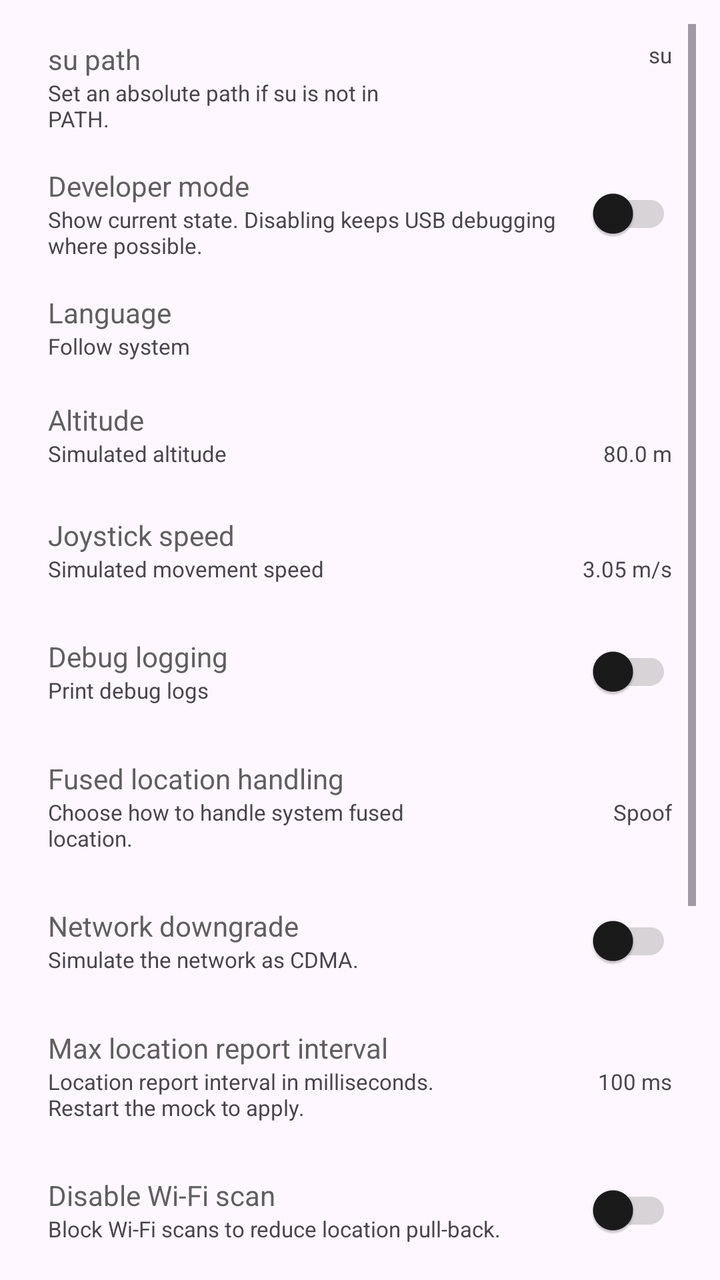
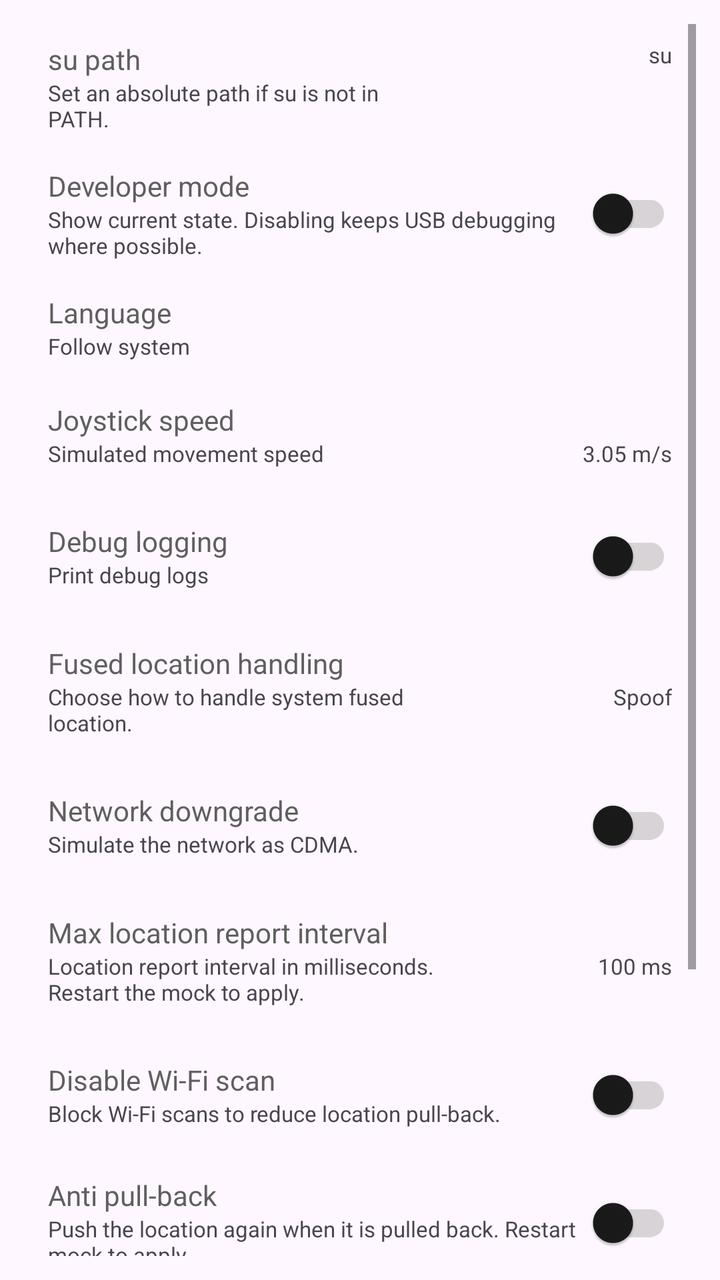

Compare the two renders of this Android layout. The source of the first and the diff that turns it into the second are given below.
<!-- AndroidManifest.xml: application theme AppTheme -->
<!-- res/layout/fragment_settings.xml -->
<?xml version="1.0" encoding="utf-8"?>
<androidx.constraintlayout.widget.ConstraintLayout xmlns:android="http://schemas.android.com/apk/res/android"
    xmlns:app="http://schemas.android.com/apk/res-auto"
    xmlns:tools="http://schemas.android.com/tools"
    android:layout_width="match_parent"
    android:layout_height="match_parent"
    android:padding="@dimen/page_gutter"
    tools:context=".ui.settings.SettingsFragment">

    <ScrollView
        android:layout_width="match_parent"
        android:layout_height="0dp"
        app:layout_constraintTop_toTopOf="parent"
        app:layout_constraintStart_toStartOf="parent">

        <LinearLayout
            android:layout_width="match_parent"
            android:layout_height="wrap_content"
            android:orientation="vertical">

            <androidx.constraintlayout.widget.ConstraintLayout
                android:id="@+id/su_path_layout"
                android:layout_width="match_parent"
                android:layout_height="wrap_content"
                android:paddingHorizontal="@dimen/page_gutter"
                android:paddingVertical="8dp">

                <com.google.android.material.textview.MaterialTextView
                    android:id="@+id/su_path_title"
                    android:layout_width="0dp"
                    android:layout_height="wrap_content"
                    android:text="@string/su_path_title"
                    android:textColor="?attr/colorOnSurfaceVariant"
                    app:layout_constraintStart_toStartOf="parent"
                    app:layout_constraintEnd_toStartOf="@id/su_path_value"
                    app:layout_constraintTop_toTopOf="parent" />

                <com.google.android.material.textview.MaterialTextView
                    android:id="@+id/su_path_desc"
                    android:layout_width="0dp"
                    android:layout_height="wrap_content"
                    android:text="@string/su_path_desc"
                    android:textSize="11sp"
                    app:layout_constraintStart_toStartOf="parent"
                    app:layout_constraintEnd_toStartOf="@id/su_path_value"
                    app:layout_constraintTop_toBottomOf="@id/su_path_title" />

                <com.google.android.material.textview.MaterialTextView
                    android:id="@+id/su_path_value"
                    android:layout_width="120dp"
                    android:layout_height="wrap_content"
                    android:gravity="end"
                    android:text="su"
                    android:textSize="11sp"
                    app:layout_constraintTop_toTopOf="parent"
                    app:layout_constraintEnd_toEndOf="parent" />

            </androidx.constraintlayout.widget.ConstraintLayout>

            <LinearLayout
                android:id="@+id/developer_mode_layout"
                android:layout_width="match_parent"
                android:layout_height="wrap_content"
                android:gravity="center_vertical"
                android:orientation="horizontal"
                android:paddingHorizontal="@dimen/page_gutter"
                android:paddingVertical="8dp">
                <LinearLayout
                    android:layout_width="0dp"
                    android:layout_height="wrap_content"
                    android:layout_weight="1"
                    android:orientation="vertical">
                    <com.google.android.material.textview.MaterialTextView
                        android:layout_width="wrap_content"
                        android:layout_height="wrap_content"
                        android:text="@string/developer_mode_title"
                        android:textColor="?attr/colorOnSurfaceVariant" />
                    <com.google.android.material.textview.MaterialTextView
                        android:layout_width="wrap_content"
                        android:layout_height="wrap_content"
                        android:text="@string/developer_mode_desc"
                        android:textSize="11sp" />
                </LinearLayout>
                <com.google.android.material.switchmaterial.SwitchMaterial
                    android:id="@+id/developer_mode_switch"
                    android:layout_width="wrap_content"
                    android:layout_height="wrap_content"
                    android:layout_gravity="center_vertical" />
            </LinearLayout>

            <LinearLayout
                android:id="@+id/language_layout"
                android:layout_width="match_parent"
                android:layout_height="wrap_content"
                android:clickable="true"
                android:focusable="true"
                android:gravity="center_vertical"
                android:orientation="horizontal"
                android:paddingHorizontal="@dimen/page_gutter"
                android:paddingVertical="8dp">
                <LinearLayout
                    android:layout_width="0dp"
                    android:layout_height="wrap_content"
                    android:layout_weight="1"
                    android:orientation="vertical">
                    <com.google.android.material.textview.MaterialTextView
                        android:layout_width="wrap_content"
                        android:layout_height="wrap_content"
                        android:text="@string/language_title"
                        android:textColor="?attr/colorOnSurfaceVariant" />
                    <com.google.android.material.textview.MaterialTextView
                        android:layout_width="wrap_content"
                        android:layout_height="wrap_content"
                        android:text="@string/language_desc"
                        android:textSize="11sp" />
                </LinearLayout>
                <com.google.android.material.textview.MaterialTextView
                    android:id="@+id/language_value"
                    android:layout_width="wrap_content"
                    android:layout_height="wrap_content"
                    android:textSize="12sp" />
            </LinearLayout>

            <LinearLayout
                android:id="@+id/selinux_layout"
                android:visibility="gone"
                android:layout_width="match_parent"
                android:layout_height="wrap_content"
                android:gravity="center_vertical"
                android:orientation="horizontal"
                android:paddingHorizontal="@dimen/page_gutter"
                android:paddingVertical="8dp">
                <LinearLayout
                    android:layout_width="0dp"
                    android:layout_height="wrap_content"
                    android:layout_weight="1"
                    android:orientation="vertical"
                    android:gravity="center_vertical">
                    <com.google.android.material.textview.MaterialTextView
                        android:layout_width="wrap_content"
                        android:layout_height="wrap_content"
                        android:text="@string/selinux"
                        android:textColor="?attr/colorOnSurfaceVariant" />
                    <com.google.android.material.textview.MaterialTextView
                        android:layout_width="wrap_content"
                        android:layout_height="wrap_content"
                        android:text="@string/need_open_selinux"
                        android:textSize="11sp" />
                </LinearLayout>
                <com.google.android.material.switchmaterial.SwitchMaterial
                    android:id="@+id/selinux_switch"
                    android:layout_width="wrap_content"
                    android:layout_height="wrap_content"
                    android:layout_gravity="center_vertical"/>
            </LinearLayout>

            <androidx.constraintlayout.widget.ConstraintLayout
                android:id="@+id/altitude_layout"
                android:layout_width="match_parent"
                android:layout_height="wrap_content"
                android:gravity="center_vertical"
                android:paddingHorizontal="@dimen/page_gutter"
                android:paddingVertical="8dp"
                android:layout_marginTop="4dp"
                android:layout_marginBottom="4dp">

                <com.google.android.material.textview.MaterialTextView
                    android:id="@+id/altitude_title"
                    android:layout_width="0dp"
                    android:layout_height="wrap_content"
                    android:text="@string/altitude"
                    android:textColor="?attr/colorOnSurfaceVariant"
                    app:layout_constraintStart_toStartOf="parent"
                    app:layout_constraintEnd_toStartOf="@id/altitude_value"
                    app:layout_constraintTop_toTopOf="parent"/>

                <com.google.android.material.textview.MaterialTextView
                    android:id="@+id/altitude_desc"
                    android:layout_width="0dp"
                    android:layout_height="wrap_content"
                    android:text="@string/altitude_desc"
                    android:textSize="11sp"
                    app:layout_constraintStart_toStartOf="parent"
                    app:layout_constraintEnd_toStartOf="@id/altitude_value"
                    app:layout_constraintTop_toBottomOf="@id/altitude_title"/>

                <com.google.android.material.textview.MaterialTextView
                    android:id="@+id/altitude_value"
                    android:layout_width="96dp"
                    android:layout_height="wrap_content"
                    android:gravity="end"
                    android:text="@string/altitude_value_default"
                    android:textSize="11sp"
                    app:layout_constraintTop_toBottomOf="@id/altitude_title"
                    app:layout_constraintEnd_toEndOf="parent" />

            </androidx.constraintlayout.widget.ConstraintLayout>

            <androidx.constraintlayout.widget.ConstraintLayout
                android:id="@+id/speed_layout"
                android:layout_width="match_parent"
                android:layout_height="wrap_content"
                android:gravity="center_vertical"
                android:paddingHorizontal="@dimen/page_gutter"
                android:paddingVertical="8dp"
                android:layout_marginTop="4dp"
                android:layout_marginBottom="4dp">

                <com.google.android.material.textview.MaterialTextView
                    android:id="@+id/speed_title"
                    android:layout_width="0dp"
                    android:layout_height="wrap_content"
                    android:text="@string/rocker_speed"
                    android:textColor="?attr/colorOnSurfaceVariant"
                    app:layout_constraintStart_toStartOf="parent"
                    app:layout_constraintEnd_toStartOf="@id/speed_value"
                    app:layout_constraintTop_toTopOf="parent"/>

                <com.google.android.material.textview.MaterialTextView
                    android:id="@+id/speed_desc"
                    android:layout_width="0dp"
                    android:layout_height="wrap_content"
                    android:text="@string/rocker_speed_desc"
                    android:textSize="11sp"
                    app:layout_constraintStart_toStartOf="parent"
                    app:layout_constraintEnd_toStartOf="@id/speed_value"
                    app:layout_constraintTop_toBottomOf="@id/speed_title"/>

                <com.google.android.material.textview.MaterialTextView
                    android:id="@+id/speed_value"
                    android:layout_width="96dp"
                    android:layout_height="wrap_content"
                    android:gravity="end"
                    android:text="@string/speed_value_default"
                    android:textSize="11sp"
                    app:layout_constraintTop_toBottomOf="@id/speed_title"
                    app:layout_constraintEnd_toEndOf="parent" />

            </androidx.constraintlayout.widget.ConstraintLayout>

            <LinearLayout
                android:id="@+id/debug_layout"
                android:layout_width="match_parent"
                android:layout_height="wrap_content"
                android:paddingHorizontal="@dimen/page_gutter"
                android:paddingVertical="8dp"
                android:gravity="center_vertical"
                android:orientation="horizontal">
                <LinearLayout
                    android:layout_width="0dp"
                    android:layout_height="wrap_content"
                    android:layout_weight="1"
                    android:orientation="vertical"
                    android:gravity="center_vertical">
                    <com.google.android.material.textview.MaterialTextView
                        android:layout_width="wrap_content"
                        android:layout_height="wrap_content"
                        android:text="@string/debug"
                        android:textColor="?attr/colorOnSurfaceVariant" />
                    <com.google.android.material.textview.MaterialTextView
                        android:layout_width="wrap_content"
                        android:layout_height="wrap_content"
                        android:text="@string/debug_desc"
                        android:textSize="11sp" />
                </LinearLayout>
                <com.google.android.material.switchmaterial.SwitchMaterial
                    android:id="@+id/debug_switch"
                    android:layout_width="wrap_content"
                    android:layout_height="wrap_content"
                    android:layout_gravity="center_vertical"/>
            </LinearLayout>

            
            <androidx.constraintlayout.widget.ConstraintLayout
                android:id="@+id/dfused_layout"
                android:layout_width="match_parent"
                android:layout_height="wrap_content"
                android:gravity="center_vertical"
                android:paddingHorizontal="@dimen/page_gutter"
                android:paddingVertical="8dp"
                android:layout_marginTop="4dp"
                android:layout_marginBottom="4dp">

                <com.google.android.material.textview.MaterialTextView
                    android:id="@+id/dfused_title"
                    android:layout_width="0dp"
                    android:layout_height="wrap_content"
                    android:text="@string/dfused"
                    android:textColor="?attr/colorOnSurfaceVariant"
                    app:layout_constraintStart_toStartOf="parent"
                    app:layout_constraintEnd_toStartOf="@id/dfused_value"
                    app:layout_constraintTop_toTopOf="parent"/>

                <com.google.android.material.textview.MaterialTextView
                    android:id="@+id/dfused_desc"
                    android:layout_width="0dp"
                    android:layout_height="wrap_content"
                    android:text="@string/dfused_desc"
                    android:textSize="11sp"
                    app:layout_constraintStart_toStartOf="parent"
                    app:layout_constraintEnd_toStartOf="@id/dfused_value"
                    app:layout_constraintTop_toBottomOf="@id/dfused_title"/>

                <com.google.android.material.textview.MaterialTextView
                    android:id="@+id/dfused_value"
                    android:layout_width="96dp"
                    android:layout_height="wrap_content"
                    android:gravity="end"
                    android:text="@string/fused_spoof"
                    android:textSize="11sp"
                    app:layout_constraintTop_toBottomOf="@id/dfused_title"
                    app:layout_constraintEnd_toEndOf="parent" />

            </androidx.constraintlayout.widget.ConstraintLayout>

            <LinearLayout
                android:id="@+id/cdma_layout"
                android:layout_width="match_parent"
                android:layout_height="wrap_content"
                android:gravity="center_vertical"
                android:paddingHorizontal="@dimen/page_gutter"
                android:paddingVertical="8dp"
                android:orientation="horizontal">
                <LinearLayout
                    android:layout_width="0dp"
                    android:layout_height="wrap_content"
                    android:layout_weight="1"
                    android:orientation="vertical"
                    android:gravity="center_vertical">
                    <com.google.android.material.textview.MaterialTextView
                        android:layout_width="wrap_content"
                        android:layout_height="wrap_content"
                        android:text="@string/cdma"
                        android:textColor="?attr/colorOnSurfaceVariant" />
                    <com.google.android.material.textview.MaterialTextView
                        android:layout_width="wrap_content"
                        android:layout_height="wrap_content"
                        android:text="@string/cdma_desc"
                        android:textSize="11sp" />
                </LinearLayout>
                <com.google.android.material.switchmaterial.SwitchMaterial
                    android:id="@+id/cdma_switch"
                    android:layout_width="wrap_content"
                    android:layout_height="wrap_content"
                    android:layout_gravity="center_vertical"/>
            </LinearLayout>

            <androidx.constraintlayout.widget.ConstraintLayout
                android:id="@+id/report_duration_layout"
                android:layout_width="match_parent"
                android:layout_height="wrap_content"
                android:gravity="center_vertical"
                android:paddingHorizontal="@dimen/page_gutter"
                android:paddingVertical="8dp"
                android:layout_marginTop="4dp"
                android:layout_marginBottom="4dp">

                <com.google.android.material.textview.MaterialTextView
                    android:id="@+id/report_duration_title"
                    android:layout_width="0dp"
                    android:layout_height="wrap_content"
                    android:text="@string/item_report_duration_title"
                    android:textColor="?attr/colorOnSurfaceVariant"
                    app:layout_constraintStart_toStartOf="parent"
                    app:layout_constraintEnd_toStartOf="@id/report_duration_value"
                    app:layout_constraintTop_toTopOf="parent"/>

                <com.google.android.material.textview.MaterialTextView
                    android:id="@+id/report_duration_desc"
                    android:layout_width="0dp"
                    android:layout_height="wrap_content"
                    android:text="@string/item_report_duration_desc"
                    android:textSize="11sp"
                    app:layout_constraintStart_toStartOf="parent"
                    app:layout_constraintEnd_toStartOf="@id/report_duration_value"
                    app:layout_constraintTop_toBottomOf="@id/report_duration_title"/>

                <com.google.android.material.textview.MaterialTextView
                    android:id="@+id/report_duration_value"
                    android:layout_width="96dp"
                    android:layout_height="wrap_content"
                    android:gravity="end"
                    android:text="@string/item_report_duration_value"
                    android:textSize="11sp"
                    app:layout_constraintTop_toBottomOf="@id/report_duration_title"
                    app:layout_constraintEnd_toEndOf="parent" />

            </androidx.constraintlayout.widget.ConstraintLayout>


            <LinearLayout
                android:id="@+id/disable_wlan_scan_layout"
                android:layout_width="match_parent"
                android:layout_height="wrap_content"
                android:gravity="center_vertical"
                android:paddingHorizontal="@dimen/page_gutter"
                android:paddingVertical="8dp"
                android:orientation="horizontal">
                <LinearLayout
                    android:layout_width="0dp"
                    android:layout_height="wrap_content"
                    android:layout_weight="1"
                    android:orientation="vertical"
                    android:gravity="center_vertical">
                    <com.google.android.material.textview.MaterialTextView
                        android:layout_width="wrap_content"
                        android:layout_height="wrap_content"
                        android:text="@string/disable_wifi_scan_title"
                        android:textColor="?attr/colorOnSurfaceVariant" />
                    <com.google.android.material.textview.MaterialTextView
                        android:layout_width="wrap_content"
                        android:layout_height="wrap_content"
                        android:text="@string/disable_wifi_scan_desc"
                        android:textSize="11sp" />
                </LinearLayout>
                <com.google.android.material.switchmaterial.SwitchMaterial
                    android:id="@+id/disable_wlan_scan_switch"
                    android:layout_width="wrap_content"
                    android:layout_height="wrap_content"
                    android:layout_gravity="center_vertical"/>
            </LinearLayout>

            <LinearLayout
                android:id="@+id/loop_broadcast_location_layout"
                android:layout_width="match_parent"
                android:layout_height="wrap_content"
                android:gravity="center_vertical"
                android:paddingHorizontal="@dimen/page_gutter"
                android:paddingVertical="8dp"
                android:orientation="horizontal">
                <LinearLayout
                    android:layout_width="0dp"
                    android:layout_height="wrap_content"
                    android:layout_weight="1"
                    android:orientation="vertical"
                    android:gravity="center_vertical">
                    <com.google.android.material.textview.MaterialTextView
                        android:layout_width="wrap_content"
                        android:layout_height="wrap_content"
                        android:text="@string/anti_pullback_title"
                        android:textColor="?attr/colorOnSurfaceVariant" />
                    <com.google.android.material.textview.MaterialTextView
                        android:layout_width="wrap_content"
                        android:layout_height="wrap_content"
                        android:text="@string/anti_pullback_desc"
                        android:textSize="11sp" />
                </LinearLayout>
                <com.google.android.material.switchmaterial.SwitchMaterial
                    android:id="@+id/loop_broadcast_location_switch"
                    android:layout_width="wrap_content"
                    android:layout_height="wrap_content"
                    android:layout_gravity="center_vertical"/>
            </LinearLayout>

            
            <LinearLayout
                android:id="@+id/keep_alive_layout"
                android:layout_width="match_parent"
                android:layout_height="wrap_content"
                android:layout_marginTop="4dp"
                android:layout_marginBottom="4dp"
                android:gravity="center_vertical"
                android:orientation="horizontal"
                android:paddingHorizontal="@dimen/page_gutter"
                android:paddingVertical="8dp">
                <LinearLayout
                    android:layout_width="0dp"
                    android:layout_height="wrap_content"
                    android:layout_weight="1"
                    android:gravity="center_vertical"
                    android:orientation="vertical">
                    <com.google.android.material.textview.MaterialTextView
                        android:layout_width="wrap_content"
                        android:layout_height="wrap_content"
                        android:text="@string/background_keepalive_title"
                        android:textColor="?attr/colorOnSurfaceVariant" />
                    <com.google.android.material.textview.MaterialTextView
                        android:layout_width="wrap_content"
                        android:layout_height="wrap_content"
                        android:text="@string/background_keepalive_desc"
                        android:textSize="11sp" />
                </LinearLayout>
                <com.google.android.material.switchmaterial.SwitchMaterial
                    android:id="@+id/keep_alive_switch"
                    android:layout_width="wrap_content"
                    android:layout_height="wrap_content"
                    android:layout_gravity="center_vertical"/>
            </LinearLayout>

            
            <LinearLayout
                android:id="@+id/battery_optimization_layout"
                android:layout_width="match_parent"
                android:layout_height="wrap_content"
                android:gravity="center_vertical"
                android:orientation="horizontal"
                android:paddingHorizontal="@dimen/page_gutter"
                android:paddingVertical="8dp">
                <LinearLayout
                    android:layout_width="0dp"
                    android:layout_height="wrap_content"
                    android:layout_weight="1"
                    android:gravity="center_vertical"
                    android:orientation="vertical">
                    <com.google.android.material.textview.MaterialTextView
                        android:layout_width="wrap_content"
                        android:layout_height="wrap_content"
                        android:text="@string/battery_optimization_title"
                        android:textColor="?attr/colorOnSurfaceVariant" />
                    <com.google.android.material.textview.MaterialTextView
                        android:id="@+id/battery_optimization_state"
                        android:layout_width="wrap_content"
                        android:layout_height="wrap_content"
                        android:text="@string/loading"
                        android:textSize="11sp" />
                </LinearLayout>
            </LinearLayout>

            <LinearLayout
                android:id="@+id/allow_landscape_layout"
                android:layout_width="match_parent"
                android:layout_height="wrap_content"
                android:gravity="center_vertical"
                android:paddingHorizontal="@dimen/page_gutter"
                android:paddingVertical="8dp"
                android:orientation="horizontal">
                <LinearLayout
                    android:layout_width="0dp"
                    android:layout_height="wrap_content"
                    android:layout_weight="1"
                    android:orientation="vertical"
                    android:gravity="center_vertical">
                    <com.google.android.material.textview.MaterialTextView
                        android:layout_width="wrap_content"
                        android:layout_height="wrap_content"
                        android:text="@string/allow_landscape"
                        android:textColor="?attr/colorOnSurfaceVariant" />
                    <com.google.android.material.textview.MaterialTextView
                        android:layout_width="wrap_content"
                        android:layout_height="wrap_content"
                        android:text="@string/allow_landscape_desc"
                        android:textSize="11sp" />
                </LinearLayout>
                <com.google.android.material.textview.MaterialTextView
                    android:id="@+id/allow_landscape_value"
                    android:layout_width="wrap_content"
                    android:layout_height="wrap_content"
                    android:textSize="12sp"
                    android:text="@string/orientation_portrait" />
            </LinearLayout>

        </LinearLayout>

    </ScrollView>
</androidx.constraintlayout.widget.ConstraintLayout>
<!-- resources referenced by this layout -->
<resources>
  <dimen name="page_gutter">12dp</dimen>
  <string name="allow_landscape">Screen orientation</string>
  <string name="allow_landscape_desc">Choose automatic, portrait, or landscape.</string>
  <string name="altitude">Altitude</string>
  <string name="altitude_desc">Simulated altitude</string>
  <string name="altitude_value_default">80.0 m</string>
  <string name="anti_pullback_desc">Push the location again when it is pulled back. Restart mock to apply.</string>
  <string name="anti_pullback_title">Anti pull-back</string>
  <string name="background_keepalive_desc">Keep the app alive only while an unattended simulation is running.</string>
  <string name="background_keepalive_title">Background keep-alive</string>
  <string name="battery_optimization_title">Battery optimization whitelist</string>
  <string name="cdma">Network downgrade</string>
  <string name="cdma_desc">Simulate the network as CDMA.</string>
  <string name="debug">Debug logging</string>
  <string name="debug_desc">Print debug logs</string>
  <string name="developer_mode_desc">Show current state. Disabling keeps USB debugging where possible.</string>
  <string name="developer_mode_title">Developer mode</string>
  <string name="dfused">Fused location handling</string>
  <string name="dfused_desc">Choose how to handle system fused location.</string>
  <string name="disable_wifi_scan_desc">Block Wi-Fi scans to reduce location pull-back.</string>
  <string name="disable_wifi_scan_title">Disable Wi-Fi scan</string>
  <string name="fused_spoof">Spoof</string>
  <string name="item_report_duration_desc">Location report interval in milliseconds. Restart the mock to apply.</string>
  <string name="item_report_duration_title">Max location report interval</string>
  <string name="item_report_duration_value">100 ms</string>
  <string name="language_desc">Follow system</string>
  <string name="language_title">Language</string>
  <string name="loading">Loading…</string>
  <string name="need_open_selinux">Enable SELinux</string>
  <string name="orientation_portrait">Portrait</string>
  <string name="rocker_speed">Joystick speed</string>
  <string name="rocker_speed_desc">Simulated movement speed</string>
  <string name="selinux">SELinux</string>
  <string name="speed_value_default">3.05 m/s</string>
  <string name="su_path_desc">Set an absolute path if su is not in PATH.</string>
  <string name="su_path_title">su path</string>
  <style name="Portal.SearchViewStyle" parent="Widget.AppCompat.SearchView" />
  <style name="Portal.SliderTheme" parent="Widget.Material3.Slider" />
  <style name="PortalPopupMenuStyle" parent="Widget.Material3.PopupMenu">
          <item name="android:popupAnimationStyle">@style/PortalPopupAnimation</item>
      </style>
  <style name="Portal.SwitchStyle" parent="Widget.Material3.CompoundButton.Switch">
          <item name="useMaterialThemeColors">true</item>
          <item name="trackTint">@color/switch_track_tint</item>
      </style>
  <style name="PortalPopupAnimation">
          <item name="android:windowEnterAnimation">@anim/popup_in_top_end</item>
          <item name="android:windowExitAnimation">@anim/popup_out_top_end</item>
      </style>
  <!-- unchanged entries left out for length: 1 -->
</resources>

<!-- the commit's change to res/layout/fragment_settings.xml (unified diff, before → after) -->
@@ -155,48 +155,6 @@
             </LinearLayout>
 
             <androidx.constraintlayout.widget.ConstraintLayout
-                android:id="@+id/altitude_layout"
-                android:layout_width="match_parent"
-                android:layout_height="wrap_content"
-                android:gravity="center_vertical"
-                android:paddingHorizontal="@dimen/page_gutter"
-                android:paddingVertical="8dp"
-                android:layout_marginTop="4dp"
-                android:layout_marginBottom="4dp">
-
-                <com.google.android.material.textview.MaterialTextView
-                    android:id="@+id/altitude_title"
-                    android:layout_width="0dp"
-                    android:layout_height="wrap_content"
-                    android:text="@string/altitude"
-                    android:textColor="?attr/colorOnSurfaceVariant"
-                    app:layout_constraintStart_toStartOf="parent"
-                    app:layout_constraintEnd_toStartOf="@id/altitude_value"
-                    app:layout_constraintTop_toTopOf="parent"/>
-
-                <com.google.android.material.textview.MaterialTextView
-                    android:id="@+id/altitude_desc"
-                    android:layout_width="0dp"
-                    android:layout_height="wrap_content"
-                    android:text="@string/altitude_desc"
-                    android:textSize="11sp"
-                    app:layout_constraintStart_toStartOf="parent"
-                    app:layout_constraintEnd_toStartOf="@id/altitude_value"
-                    app:layout_constraintTop_toBottomOf="@id/altitude_title"/>
-
-                <com.google.android.material.textview.MaterialTextView
-                    android:id="@+id/altitude_value"
-                    android:layout_width="96dp"
-                    android:layout_height="wrap_content"
-                    android:gravity="end"
-                    android:text="@string/altitude_value_default"
-                    android:textSize="11sp"
-                    app:layout_constraintTop_toBottomOf="@id/altitude_title"
-                    app:layout_constraintEnd_toEndOf="parent" />
-
-            </androidx.constraintlayout.widget.ConstraintLayout>
-
-            <androidx.constraintlayout.widget.ConstraintLayout
                 android:id="@+id/speed_layout"
                 android:layout_width="match_parent"
                 android:layout_height="wrap_content"
<!-- resource entries referenced after the edit -->
@@ -3,9 +3,6 @@
   <dimen name="page_gutter">12dp</dimen>
   <string name="allow_landscape">Screen orientation</string>
   <string name="allow_landscape_desc">Choose automatic, portrait, or landscape.</string>
-  <string name="altitude">Altitude</string>
-  <string name="altitude_desc">Simulated altitude</string>
-  <string name="altitude_value_default">80.0 m</string>
   <string name="anti_pullback_desc">Push the location again when it is pulled back. Restart mock to apply.</string>
   <string name="anti_pullback_title">Anti pull-back</string>
   <string name="background_keepalive_desc">Keep the app alive only while an unattended simulation is running.</string>
